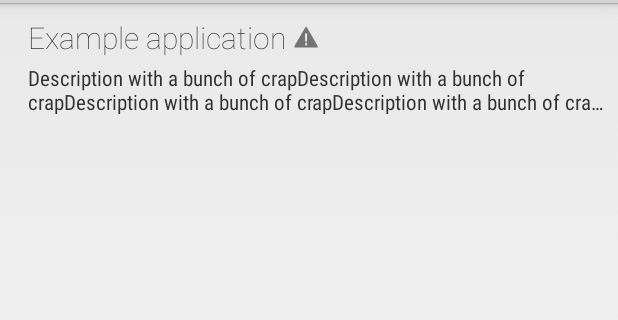
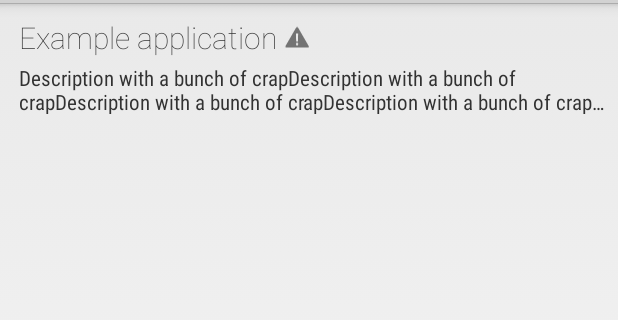
Before and after one commit to adgad/tube-status, an Android app: the layout list_item.xml on its own in the app's theme, with its tools: preview values and no code run, on a phone screen of 412 x 824 dp, the part 69-389 px from its top. Run offline under Robolectric (Android 15) with nearby library versions, the phone set to English and light mode, and no system bars.

Commit message:
fixed some layouting issues

```diff
--- a/TflStatus/src/main/res/layout/activity_status.xml
+++ b/TflStatus/src/main/res/layout/activity_status.xml
@@ -13,7 +13,10 @@
         android:id="@+id/listview"
         android:layout_width="wrap_content"
         android:layout_height="fill_parent"
-        android:layout_below="@+id/lastUpdated"/>
+        android:layout_below="@+id/lastUpdated"
+        android:listSelector="@android:color/transparent"
+        android:layout_margin="0dip"
+        android:layout_alignParentEnd="false" />
 
     <TextView
         android:layout_width="fill_parent"
--- a/TflStatus/src/main/res/layout/list_item.xml
+++ b/TflStatus/src/main/res/layout/list_item.xml
@@ -3,7 +3,10 @@
 <RelativeLayout xmlns:android="http://schemas.android.com/apk/res/android"
     android:layout_width="fill_parent"
     android:layout_height="?android:attr/listPreferredItemHeightLarge"
-    android:padding="6dip" >
+    android:paddingLeft="0dip"
+    android:paddingTop="6dip"
+    android:paddingRight="6dip"
+    android:paddingBottom="6dip">
 
     <ImageView
         android:id="@+id/icon"
```
Also changed, not shown: 1 other file.
